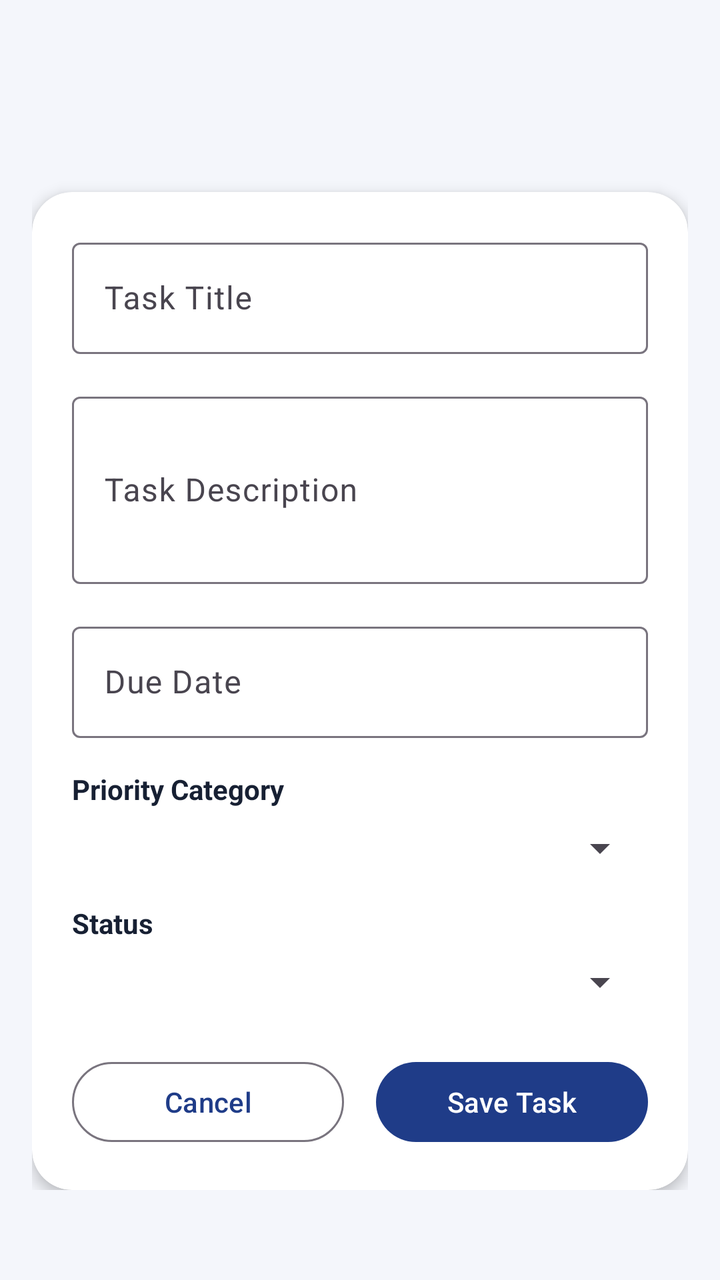
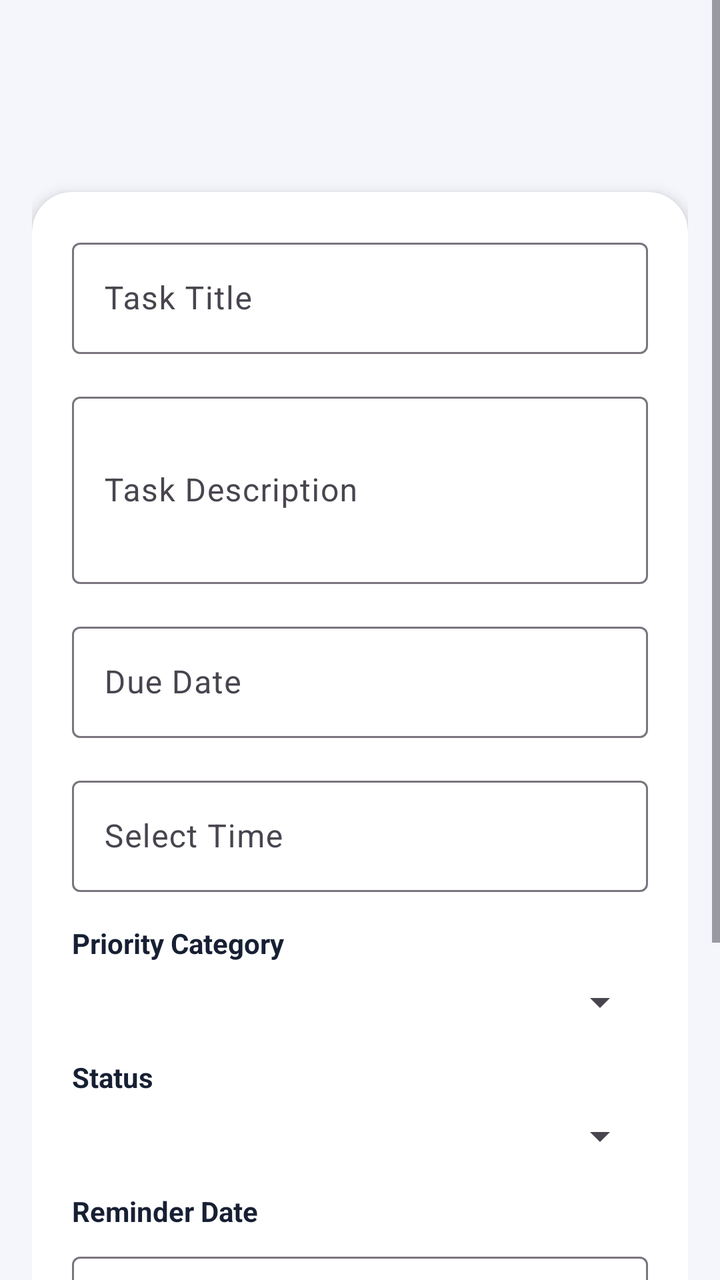

Screens rendered from an Android XML layout before and after an edit, with the pre-edit source and the edit as a unified diff.
<!-- AndroidManifest.xml: application theme Theme.MADE_Project -->
<!-- res/layout/activity_add_task.xml -->
<?xml version="1.0" encoding="utf-8"?>
<ScrollView xmlns:android="http://schemas.android.com/apk/res/android"
    android:layout_width="match_parent"
    android:layout_height="match_parent"
    android:background="@color/soft_bg">

    <LinearLayout
        android:layout_width="match_parent"
        android:layout_height="wrap_content"
        android:orientation="vertical"
        android:padding="16dp">

        <com.google.android.material.appbar.MaterialToolbar
            android:id="@+id/toolbarAddTask"
            android:layout_width="match_parent"
            android:layout_height="wrap_content"
            android:navigationIcon="@android:drawable/ic_media_previous"
            android:title="Add Task" />

        <com.google.android.material.card.MaterialCardView
            android:id="@+id/cardTaskForm"
            android:layout_width="match_parent"
            android:layout_height="wrap_content"
            android:layout_marginTop="16dp">

            <LinearLayout
                android:layout_width="match_parent"
                android:layout_height="wrap_content"
                android:orientation="vertical"
                android:padding="20dp">

                <com.google.android.material.textfield.TextInputLayout
                    android:layout_width="match_parent"
                    android:layout_height="wrap_content">

                    <com.google.android.material.textfield.TextInputEditText
                        android:id="@+id/editTaskTitle"
                        android:layout_width="match_parent"
                        android:layout_height="wrap_content"
                        android:hint="Task Title" />
                </com.google.android.material.textfield.TextInputLayout>

                <com.google.android.material.textfield.TextInputLayout
                    android:layout_width="match_parent"
                    android:layout_height="wrap_content"
                    android:layout_marginTop="16dp">

                    <com.google.android.material.textfield.TextInputEditText
                        android:id="@+id/editTaskDescription"
                        android:layout_width="match_parent"
                        android:layout_height="wrap_content"
                        android:hint="Task Description"
                        android:minLines="3" />
                </com.google.android.material.textfield.TextInputLayout>

                <com.google.android.material.textfield.TextInputLayout
                    android:layout_width="match_parent"
                    android:layout_height="wrap_content"
                    android:layout_marginTop="16dp">

                    <com.google.android.material.textfield.TextInputEditText
                        android:id="@+id/editDueDate"
                        android:layout_width="match_parent"
                        android:layout_height="wrap_content"
                        android:focusable="false"
                        android:hint="Due Date"
                        android:inputType="none" />
                </com.google.android.material.textfield.TextInputLayout>

                <TextView
                    android:layout_width="wrap_content"
                    android:layout_height="wrap_content"
                    android:layout_marginTop="16dp"
                    android:text="Priority Category"
                    android:textColor="@color/text_primary"
                    android:textStyle="bold" />

                <Spinner
                    android:id="@+id/spinnerPriority"
                    android:layout_width="match_parent"
                    android:layout_height="wrap_content"
                    android:layout_marginTop="8dp" />

                <TextView
                    android:layout_width="wrap_content"
                    android:layout_height="wrap_content"
                    android:layout_marginTop="16dp"
                    android:text="Status"
                    android:textColor="@color/text_primary"
                    android:textStyle="bold" />

                <Spinner
                    android:id="@+id/spinnerStatus"
                    android:layout_width="match_parent"
                    android:layout_height="wrap_content"
                    android:layout_marginTop="8dp" />

                <LinearLayout
                    android:layout_width="match_parent"
                    android:layout_height="wrap_content"
                    android:layout_marginTop="24dp"
                    android:orientation="horizontal">

                    <com.google.android.material.button.MaterialButton
                        android:id="@+id/buttonCancelTask"
                        style="@style/Widget.Material3.Button.OutlinedButton"
                        android:layout_width="0dp"
                        android:layout_height="wrap_content"
                        android:layout_marginEnd="8dp"
                        android:layout_weight="1"
                        android:text="@string/cancel" />

                    <com.google.android.material.button.MaterialButton
                        android:id="@+id/buttonSaveTask"
                        android:layout_width="0dp"
                        android:layout_height="wrap_content"
                        android:layout_marginStart="8dp"
                        android:layout_weight="1"
                        android:text="@string/save_task" />
                </LinearLayout>
            </LinearLayout>
        </com.google.android.material.card.MaterialCardView>
    </LinearLayout>
</ScrollView>
<!-- resources referenced by this layout -->
<resources>
  <color name="soft_bg">#F4F6FB</color>
  <color name="text_primary">#172033</color>
  <string name="cancel">Cancel</string>
  <string name="save_task">Save Task</string>
  <style name="Theme.MADE_Project" parent="Base.Theme.MADE_Project" />
  <style name="Base.Theme.MADE_Project" parent="Theme.Material3.DayNight.NoActionBar">
          <item name="colorPrimary">@color/primary_blue</item>
          <item name="colorOnPrimary">@color/white</item>
          <item name="colorSecondary">@color/secondary_purple</item>
          <item name="colorOnSecondary">@color/white</item>
          <item name="colorTertiary">@color/accent_green</item>
          <item name="android:statusBarColor">@android:color/transparent</item>
          <item name="android:navigationBarColor">@color/soft_bg</item>
          <item name="android:windowLightStatusBar">true</item>
          <item name="android:windowBackground">@color/soft_bg</item>
          <item name="materialCardViewStyle">@style/AppCardView</item>
          <item name="toolbarStyle">@style/AppToolbar</item>
      </style>
  <color name="primary_blue">#1F3C88</color>
  <color name="white">#FFFFFFFF</color>
  <color name="secondary_purple">#7A4DFF</color>
  <color name="accent_green">#2BB673</color>
  <style name="AppCardView" parent="Widget.Material3.CardView.Elevated">
          <item name="cardCornerRadius">20dp</item>
          <item name="cardElevation">4dp</item>
          <item name="cardBackgroundColor">@color/surface_card</item>
      </style>
  <style name="AppToolbar" parent="Widget.Material3.Toolbar">
          <item name="titleTextColor">@color/text_primary</item>
          <item name="subtitleTextColor">@color/text_secondary</item>
          <item name="navigationIconTint">@color/text_primary</item>
          <item name="android:background">@android:color/transparent</item>
      </style>
  <color name="surface_card">#FFFFFFFF</color>
  <color name="text_secondary">#65708A</color>
</resources>

<!-- the commit's change to res/layout/activity_add_task.xml (unified diff, before → after) -->
@@ -67,6 +67,20 @@
                         android:inputType="none" />
                 </com.google.android.material.textfield.TextInputLayout>
 
+                <com.google.android.material.textfield.TextInputLayout
+                    android:layout_width="match_parent"
+                    android:layout_height="wrap_content"
+                    android:layout_marginTop="16dp">
+
+                    <com.google.android.material.textfield.TextInputEditText
+                        android:id="@+id/editDueTime"
+                        android:layout_width="match_parent"
+                        android:layout_height="wrap_content"
+                        android:focusable="false"
+                        android:hint="Select Time"
+                        android:inputType="none" />
+                </com.google.android.material.textfield.TextInputLayout>
+
                 <TextView
                     android:layout_width="wrap_content"
                     android:layout_height="wrap_content"
@@ -95,6 +109,42 @@
                     android:layout_height="wrap_content"
                     android:layout_marginTop="8dp" />
 
+                <TextView
+                    android:layout_width="wrap_content"
+                    android:layout_height="wrap_content"
+                    android:layout_marginTop="16dp"
+                    android:text="Reminder Date"
+                    android:textColor="@color/text_primary"
+                    android:textStyle="bold" />
+
+                <com.google.android.material.textfield.TextInputLayout
+                    android:layout_width="match_parent"
+                    android:layout_height="wrap_content"
+                    android:layout_marginTop="8dp">
+
+                    <com.google.android.material.textfield.TextInputEditText
+                        android:id="@+id/editReminderDate"
+                        android:layout_width="match_parent"
+                        android:layout_height="wrap_content"
+                        android:focusable="false"
+                        android:hint="Reminder Date"
+                        android:inputType="none" />
+                </com.google.android.material.textfield.TextInputLayout>
+
+                <com.google.android.material.textfield.TextInputLayout
+                    android:layout_width="match_parent"
+                    android:layout_height="wrap_content"
+                    android:layout_marginTop="16dp">
+
+                    <com.google.android.material.textfield.TextInputEditText
+                        android:id="@+id/editReminderTime"
+                        android:layout_width="match_parent"
+                        android:layout_height="wrap_content"
+                        android:focusable="false"
+                        android:hint="Reminder Time"
+                        android:inputType="none" />
+                </com.google.android.material.textfield.TextInputLayout>
+
                 <LinearLayout
                     android:layout_width="match_parent"
                     android:layout_height="wrap_content"
